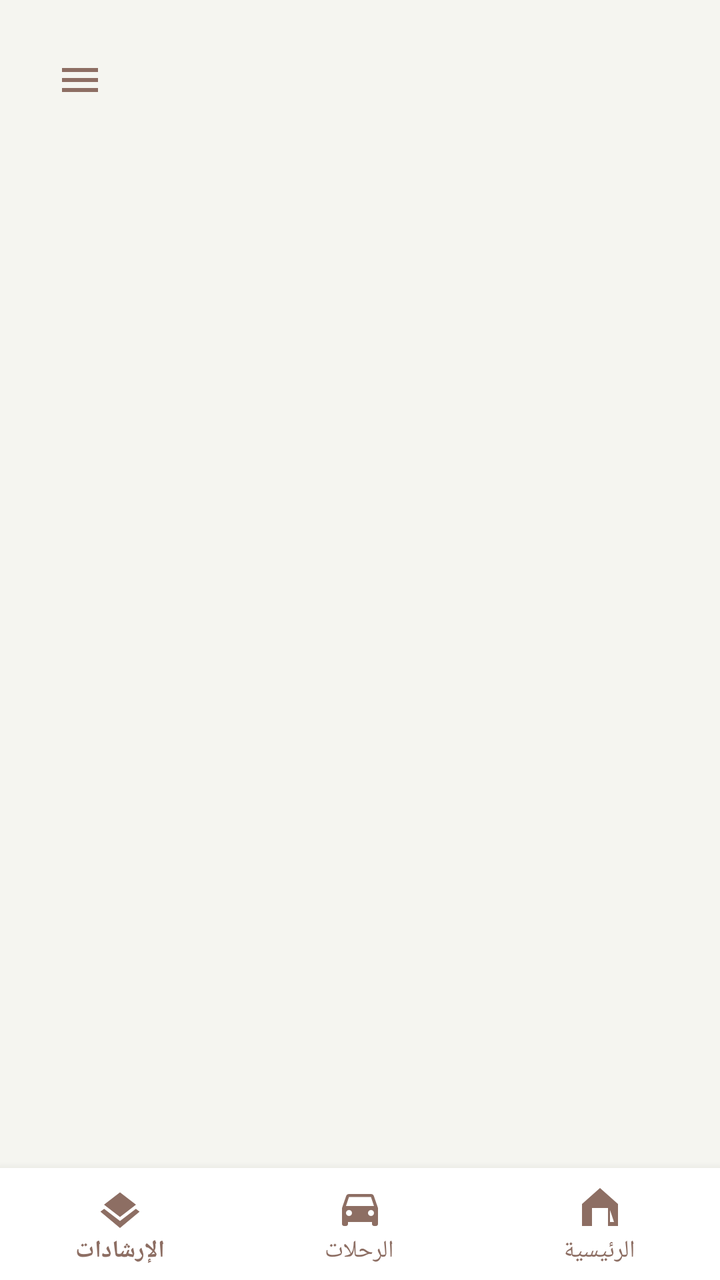
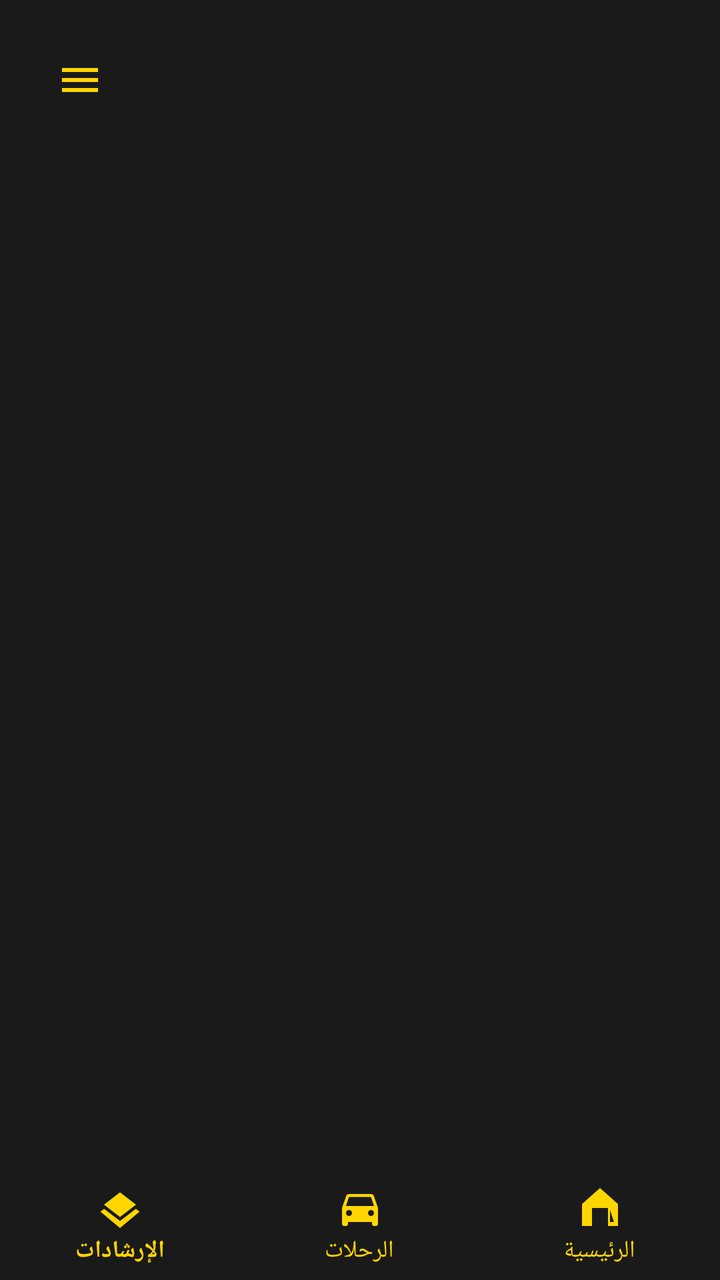

The first picture is an Android layout as it rendered before a commit; the second is the same layout after the commit. The layout source and the unified diff follow.
<!-- AndroidManifest.xml: application theme Theme.SonicTaxi -->
<!-- res/layout/activity_main.xml -->
<?xml version="1.0" encoding="utf-8"?>
<androidx.drawerlayout.widget.DrawerLayout
    xmlns:android="http://schemas.android.com/apk/res/android"
    xmlns:app="http://schemas.android.com/apk/res-auto"
    android:id="@+id/drawer_layout"
    android:layout_width="match_parent"
    android:layout_height="match_parent"
    android:background="#F5F5F0"> 

    <androidx.constraintlayout.widget.ConstraintLayout
        android:layout_width="match_parent"
        android:layout_height="match_parent">

        <ImageButton
            android:id="@+id/btnMenu"
            android:layout_width="48dp"
            android:layout_height="48dp"
            android:layout_marginStart="16dp"
            android:layout_marginTop="16dp"
            android:background="?attr/selectableItemBackgroundBorderless"
            android:src="@drawable/ic_menu"
            app:tint="#8D6E63"
            app:layout_constraintStart_toStartOf="parent"
            app:layout_constraintTop_toTopOf="parent" />

        <FrameLayout
            android:id="@+id/fragment_container"
            android:layout_width="match_parent"
            android:layout_height="0dp"
            app:layout_constraintBottom_toTopOf="@id/bottom_navigation"
            app:layout_constraintTop_toBottomOf="@id/btnMenu" />

        <com.google.android.material.bottomnavigation.BottomNavigationView
            android:id="@+id/bottom_navigation"
            android:layout_width="match_parent"
            android:layout_height="wrap_content"
            android:background="#FFFFFF"
            app:itemIconTint="#8D6E63"
            app:itemTextColor="#8D6E63"
            app:menu="@menu/bottom_nav_menu"
            app:layout_constraintBottom_toBottomOf="parent" />

    </androidx.constraintlayout.widget.ConstraintLayout>

    <com.google.android.material.navigation.NavigationView
        android:id="@+id/nav_view"
        android:layout_width="wrap_content"
        android:layout_height="match_parent"
        android:layout_gravity="start"
        android:background="#2C2621"
        app:itemTextColor="#EFEBE9"
        app:itemIconTint="#8D6E63"
        app:menu="@menu/drawer_menu" />

</androidx.drawerlayout.widget.DrawerLayout>
<!-- resources referenced by this layout -->
<resources>
  <!-- drawable ic_menu (drawable) -->
  <vector xmlns:android="http://schemas.android.com/apk/res/android"
      android:width="24dp" android:height="24dp" android:viewportWidth="24" android:viewportHeight="24">
      <path android:fillColor="#FFFFFF" android:pathData="M3,6h18v2H3V6zM3,11h18v2H3v-2zM3,16h18v2H3v-2z"/>
  </vector>
  <style name="Theme.SonicTaxi" parent="Theme.MaterialComponents.DayNight.NoActionBar">        <item name="android:statusBarColor">#121212</item>
          <item name="android:windowLightStatusBar">false</item>
  
          <item name="colorPrimary">#121212</item>
          <item name="colorPrimaryVariant">#121212</item>
          <item name="colorSecondary">#FFD600</item>
      </style>
</resources>

<!-- the commit's change to res/layout/activity_main.xml (unified diff, before → after) -->
@@ -5,7 +5,7 @@
     android:id="@+id/drawer_layout"
     android:layout_width="match_parent"
     android:layout_height="match_parent"
-    android:background="#F5F5F0"> 
+    android:background="#1B1A1A">
 
     <androidx.constraintlayout.widget.ConstraintLayout
         android:layout_width="match_parent"
@@ -19,7 +19,7 @@
             android:layout_marginTop="16dp"
             android:background="?attr/selectableItemBackgroundBorderless"
             android:src="@drawable/ic_menu"
-            app:tint="#8D6E63"
+            app:tint="#FFD600"
             app:layout_constraintStart_toStartOf="parent"
             app:layout_constraintTop_toTopOf="parent" />
 
@@ -34,9 +34,9 @@
             android:id="@+id/bottom_navigation"
             android:layout_width="match_parent"
             android:layout_height="wrap_content"
-            android:background="#FFFFFF"
-            app:itemIconTint="#8D6E63"
-            app:itemTextColor="#8D6E63"
+            android:background="#1B1A1A"
+            app:itemIconTint="#FFD600"
+            app:itemTextColor="#FFD600"
             app:menu="@menu/bottom_nav_menu"
             app:layout_constraintBottom_toBottomOf="parent" />
 
<!-- resource entries referenced after the edit -->
@@ -5,12 +5,18 @@
       android:width="24dp" android:height="24dp" android:viewportWidth="24" android:viewportHeight="24">
       <path android:fillColor="#FFFFFF" android:pathData="M3,6h18v2H3V6zM3,11h18v2H3v-2zM3,16h18v2H3v-2z"/>
   </vector>
-  <style name="Theme.SonicTaxi" parent="Theme.MaterialComponents.DayNight.NoActionBar">        <item name="android:statusBarColor">#121212</item>
+  <style name="Theme.SonicTaxi" parent="Theme.MaterialComponents.DayNight.NoActionBar">
+          <item name="android:statusBarColor">#121212</item>
           <item name="android:windowLightStatusBar">false</item>
   
           <item name="colorPrimary">#121212</item>
           <item name="colorPrimaryVariant">#121212</item>
           <item name="colorSecondary">#FFD600</item>
+  
+          
+          <item name="colorOnSurface">@color/app_white</item>
+          <item name="editTextStyle">@style/Widget.AppCompat.EditText</item>
       </style>
+  <color name="app_white">#FFFFFF</color>
 </resources>
 
